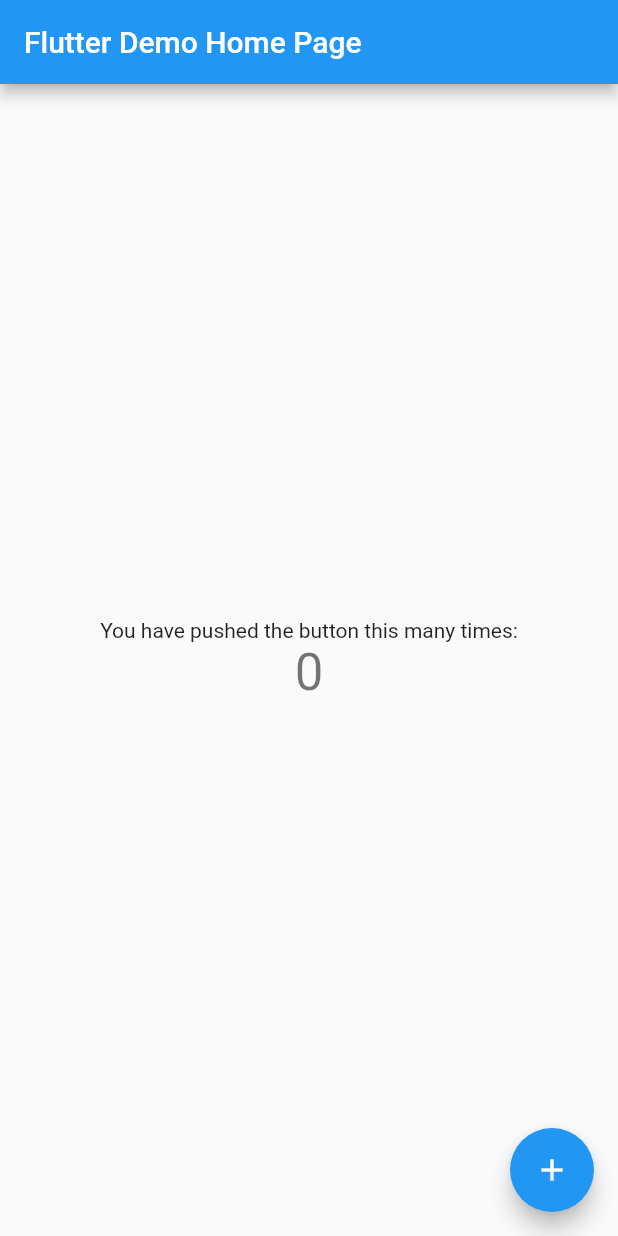
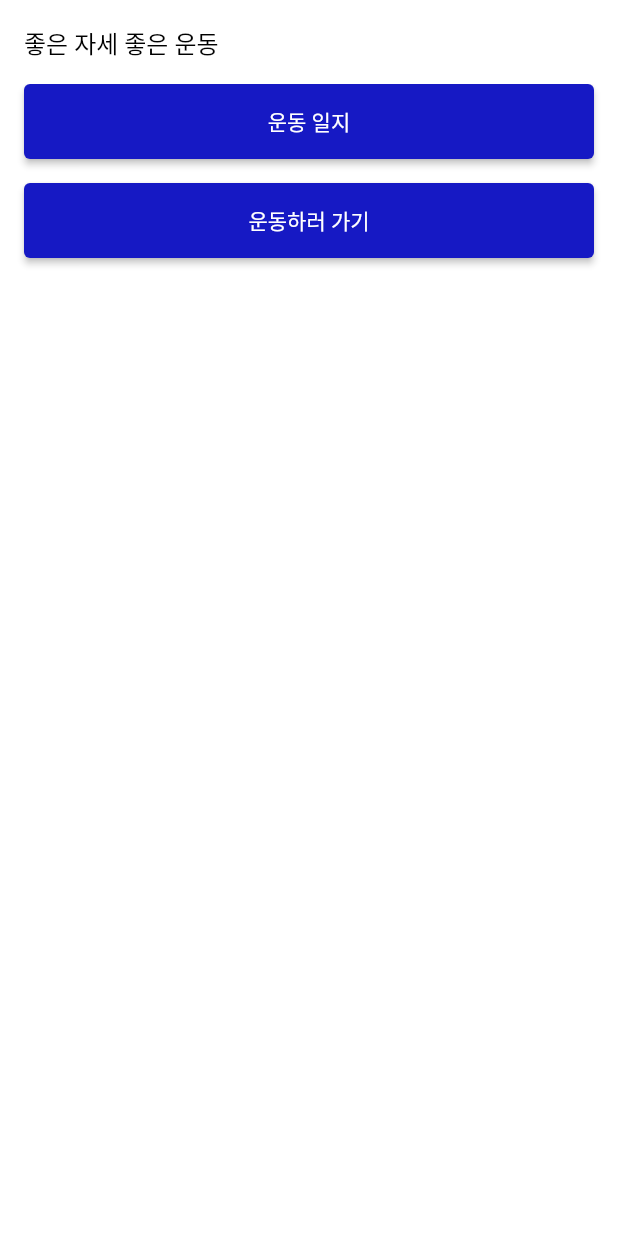
Before and after one commit to SiHyun-Lee113/GPostureGExercise, a Flutter app: the screen it shows after launch, on a phone screen of 412 x 824 dp. Run offline on Flutter 3.47's test engine with Material 2 defaults, Android fonts, the phone set to English and light mode, and no system bars; our stand-ins replace camera, get.

Commit message:
[feat] 화면 구성

```diff
--- /dev/null
+++ b/lib/common/const/style.dart
@@ -0,0 +1,10 @@
+import 'package:flutter/material.dart';
+
+// 주색상
+const PRIMARY_COLOR = Color(0xFF1619C4);
+// 글자 색상
+const BODY_TEXT_COLOR = Color(0xFF868686);
+// 텍스트필드 배경 색상
+const INPUT_BG_COLOR = Color(0xFFFBFBFB);
+// 텍스트필드 테두리 색상
+const INPUT_BORDER_COLOR = Color(0xFFF3F2F2);
--- /dev/null
+++ b/lib/common/layout/default_layout.dart
@@ -0,0 +1,40 @@
+import 'package:flutter/material.dart';
+
+class DefaultLayout extends StatelessWidget {
+  final Widget child;
+  final String? title;
+
+  const DefaultLayout({
+    super.key,
+    required this.child,
+    this.title,
+  });
+
+  @override
+  Widget build(BuildContext context) {
+    return Scaffold(
+      backgroundColor: Colors.white,
+      appBar: renderAppbar(),
+      body: child,
+    );
+  }
+
+  AppBar? renderAppbar() {
+    if (title == null) {
+      return null;
+    } else {
+      return AppBar(
+        backgroundColor: Colors.white,
+        elevation: 0,
+        title: Text(
+          title!,
+          style: const TextStyle(
+            fontSize: 16.0,
+            fontWeight: FontWeight.w500,
+          ),
+        ),
+        foregroundColor: Colors.black,
+      );
+    }
+  }
+}
--- /dev/null
+++ b/lib/common/route/app_routes.dart
@@ -0,0 +1,16 @@
+part of 'app_pages.dart';
+// DO NOT EDIT. This is code generated via package:get_cli/get_cli.dart
+
+abstract class Routes {
+  Routes._();
+  static const HOME = _Paths.HOME;
+  static const TRAINING = _Paths.TRAINING;
+  static const SCHEDULE = _Paths.SCHEDULE;
+}
+
+abstract class _Paths {
+  _Paths._();
+  static const HOME = '/home';
+  static const TRAINING = '/training';
+  static const SCHEDULE = '/schedule';
+}
--- /dev/null
+++ b/lib/common/view/home_screen.dart
@@ -0,0 +1,38 @@
+import 'package:flutter/material.dart';
+import 'package:get/get.dart';
+import 'package:good_posture_good_exercise/common/const/style.dart';
+import 'package:good_posture_good_exercise/common/layout/default_layout.dart';
+import 'package:good_posture_good_exercise/common/route/app_pages.dart';
+import 'package:good_posture_good_exercise/schedule/component/schedule_farm.dart';
+
+class HomeScreen extends StatelessWidget {
+  const HomeScreen({super.key});
+
+  @override
+  Widget build(BuildContext context) {
+    return DefaultLayout(
+      title: '좋은 자세 좋은 운동',
+      child: Padding(
+        padding: const EdgeInsets.symmetric(horizontal: 16.0),
+        child: Column(
+          children: [
+            ScheduleFarm(),
+            SizedBox(
+              height: 16.0,
+            ),
+            ElevatedButton(
+              style: ElevatedButton.styleFrom(
+                backgroundColor: PRIMARY_COLOR,
+                minimumSize: const Size.fromHeight(50),
+              ),
+              onPressed: () {
+                Get.toNamed(Routes.TRAINING);
+              },
+              child: Text('운동하러 가기'),
+            ),
+          ],
+        ),
+      ),
+    );
+  }
+}
--- a/lib/main.dart
+++ b/lib/main.dart
@@ -1,115 +1,18 @@
+import 'package:camera/camera.dart';
 import 'package:flutter/material.dart';
+import 'package:get/get.dart';
 
-void main() {
-  runApp(const MyApp());
+import 'common/route/app_pages.dart';
+
+List<CameraDescription> cameras = [];
+Future<void> main() async {
+  WidgetsFlutterBinding.ensureInitialized();
+  cameras = await availableCameras();
+  runApp(
+    GetMaterialApp(
+      title: "Application",
+      initialRoute: AppPages.INITIAL,
+      getPages: AppPages.routes,
+    ),
+  );
 }
-
-class MyApp extends StatelessWidget {
-  const MyApp({super.key});
-
-  // This widget is the root of your application.
-  @override
-  Widget build(BuildContext context) {
-    return MaterialApp(
-      title: 'Flutter Demo',
-      theme: ThemeData(
-        // This is the theme of your application.
-        //
-        // Try running your application with "flutter run". You'll see the
-        // application has a blue toolbar. Then, without quitting the app, try
-        // changing the primarySwatch below to Colors.green and then invoke
-        // "hot reload" (press "r" in the console where you ran "flutter run",
-        // or simply save your changes to "hot reload" in a Flutter IDE).
-        // Notice that the counter didn't reset back to zero; the application
-        // is not restarted.
-        primarySwatch: Colors.blue,
-      ),
-      home: const MyHomePage(title: 'Flutter Demo Home Page'),
-    );
-  }
-}
-
-class MyHomePage extends StatefulWidget {
-  const MyHomePage({super.key, required this.title});
-
-  // This widget is the home page of your application. It is stateful, meaning
-  // that it has a State object (defined below) that contains fields that affect
-  // how it looks.
-
-  // This class is the configuration for the state. It holds the values (in this
-  // case the title) provided by the parent (in this case the App widget) and
-  // used by the build method of the State. Fields in a Widget subclass are
-  // always marked "final".
-
-  final String title;
-
-  @override
-  State<MyHomePage> createState() => _MyHomePageState();
-}
-
-class _MyHomePageState extends State<MyHomePage> {
-  int _counter = 0;
-
-  void _incrementCounter() {
-    setState(() {
-      // This call to setState tells the Flutter framework that something has
-      // changed in this State, which causes it to rerun the build method below
-      // so that the display can reflect the updated values. If we changed
-      // _counter without calling setState(), then the build method would not be
-      // called again, and so nothing would appear to happen.
-      _counter++;
-    });
-  }
-
-  @override
-  Widget build(BuildContext context) {
-    // This method is rerun every time setState is called, for instance as done
-    // by the _incrementCounter method above.
-    //
-    // The Flutter framework has been optimized to make rerunning build methods
-    // fast, so that you can just rebuild anything that needs updating rather
-    // than having to individually change instances of widgets.
-    return Scaffold(
-      appBar: AppBar(
-        // Here we take the value from the MyHomePage object that was created by
-        // the App.build method, and use it to set our appbar title.
-        title: Text(widget.title),
-      ),
-      body: Center(
-        // Center is a layout widget. It takes a single child and positions it
-        // in the middle of the parent.
-        child: Column(
-          // Column is also a layout widget. It takes a list of children and
-          // arranges them vertically. By default, it sizes itself to fit its
-          // children horizontally, and tries to be as tall as its parent.
-          //
-          // Invoke "debug painting" (press "p" in the console, choose the
-          // "Toggle Debug Paint" action from the Flutter Inspector in Android
-          // Studio, or the "Toggle Debug Paint" command in Visual Studio Code)
-          // to see the wireframe for each widget.
-          //
-          // Column has various properties to control how it sizes itself and
-          // how it positions its children. Here we use mainAxisAlignment to
-          // center the children vertically; the main axis here is the vertical
-          // axis because Columns are vertical (the cross axis would be
-          // horizontal).
-          mainAxisAlignment: MainAxisAlignment.center,
-          children: <Widget>[
-            const Text(
-              'You have pushed the button this many times:',
-            ),
-            Text(
-              '$_counter',
-              style: Theme.of(context).textTheme.headlineMedium,
-            ),
-          ],
-        ),
-      ),
-      floatingActionButton: FloatingActionButton(
-        onPressed: _incrementCounter,
-        tooltip: 'Increment',
-        child: const Icon(Icons.add),
-      ), // This trailing comma makes auto-formatting nicer for build methods.
-    );
-  }
-}
--- /dev/null
+++ b/lib/schedule/component/schedule_farm.dart
@@ -0,0 +1,24 @@
+import 'package:flutter/material.dart';
+import 'package:get/get.dart';
+import 'package:good_posture_good_exercise/common/const/style.dart';
+import 'package:good_posture_good_exercise/common/route/app_pages.dart';
+
+class ScheduleFarm extends StatelessWidget {
+  const ScheduleFarm({super.key});
+
+  @override
+  Widget build(BuildContext context) {
+    return Center(
+      child: ElevatedButton(
+        style: ElevatedButton.styleFrom(
+          backgroundColor: PRIMARY_COLOR,
+          minimumSize: const Size.fromHeight(50),
+        ),
+        onPressed: () {
+          Get.toNamed(Routes.SCHEDULE);
+        },
+        child: Text('운동 일지'),
+      ),
+    );
+  }
+}
--- a/pubspec.yaml
+++ b/pubspec.yaml
@@ -8,9 +8,10 @@ environment:
   sdk: '>=2.19.4 <3.0.0'
 
 dependencies:
+  cupertino_icons: ^1.0.2
+  get: 4.6.5
   flutter:
     sdk: flutter
-  cupertino_icons: ^1.0.2
   image_picker: ^0.8.5+3
   google_mlkit_commons: ^0.2.0
   google_mlkit_image_labeling: ^0.4.0
@@ -19,9 +20,9 @@ dependencies:
   camera: ^0.10.0+1
 
 dev_dependencies:
+  flutter_lints: ^2.0.0
   flutter_test:
     sdk: flutter
-  flutter_lints: ^2.0.0
 
 flutter:
   uses-material-design: true
```
Also changed, not shown: lib/common/route/app_pages.dart (added, +27 -0 lines), lib/schedule/component/schedule_card.dart (added, +10 -0 lines), lib/schedule/view/schedule_screen.dart (added, +16 -0 lines), lib/training/component/pose_detector.dart (added, +15 -0 lines), lib/training/view/training_screen.dart (added, +24 -0 lines), lib/schedule/model/schedule.dart (added), lib/training/model/training.dart (added), pubspec.lock, 2 other files.
